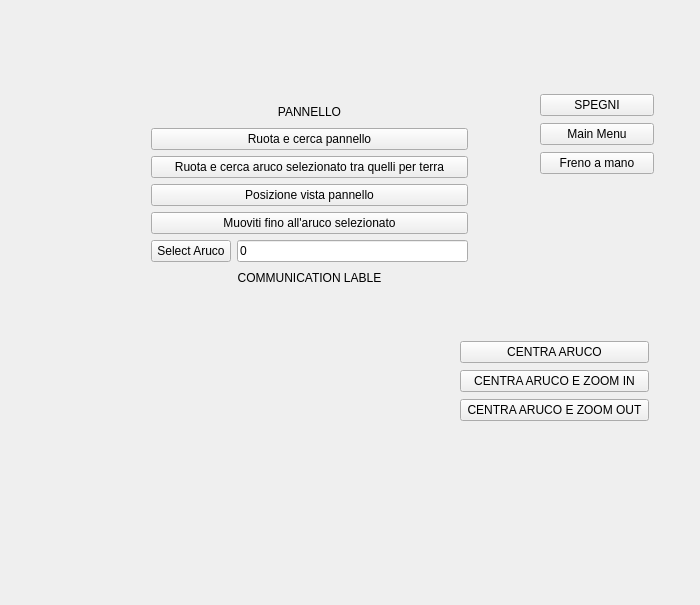
First picture: the form in QT/screen_automazione.ui, repository alma-x/ur3-control, before the edit.
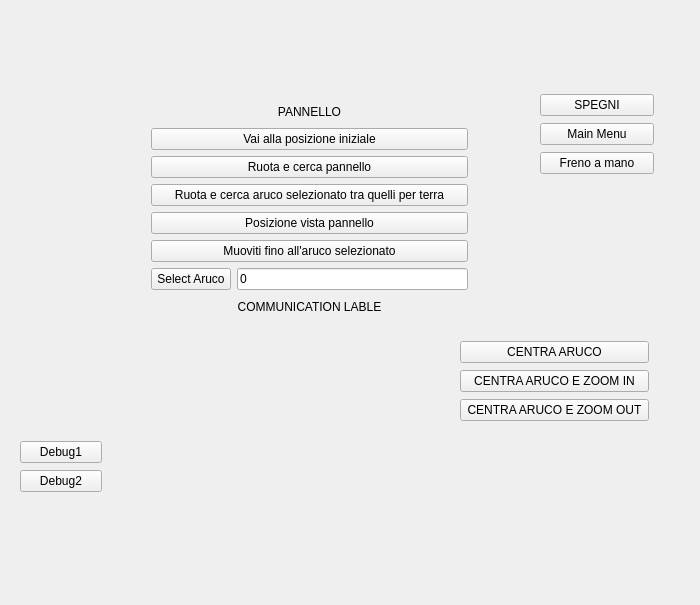
Second picture: the form after the edit.

What changed in the file:
```diff
--- a/QT/screen_automazione.ui
+++ b/QT/screen_automazione.ui
@@ -58,7 +58,7 @@
      <x>151</x>
      <y>101</y>
      <width>317</width>
-     <height>187</height>
+     <height>216</height>
     </rect>
    </property>
    <layout class="QVBoxLayout" name="verticalLayout_2">
@@ -72,6 +72,13 @@
       </property>
      </widget>
     </item>
+    <item>
+     <widget class="QPushButton" name="pushButton_12">
+      <property name="text">
+       <string>Vai alla posizione iniziale</string>
+      </property>
+     </widget>
+    </item>
     <item>
      <widget class="QPushButton" name="pushButton_8">
       <property name="text">
@@ -140,7 +147,7 @@
     </item>
    </layout>
   </widget>
-  <widget class="QWidget" name="">
+  <widget class="QWidget" name="layoutWidget">
    <property name="geometry">
     <rect>
      <x>460</x>
@@ -173,6 +180,32 @@
     </item>
    </layout>
   </widget>
+  <widget class="QWidget" name="">
+   <property name="geometry">
+    <rect>
+     <x>20</x>
+     <y>440</y>
+     <width>82</width>
+     <height>54</height>
+    </rect>
+   </property>
+   <layout class="QVBoxLayout" name="verticalLayout_4">
+    <item>
+     <widget class="QPushButton" name="pushButton_13">
+      <property name="text">
+       <string>Debug1</string>
+      </property>
+     </widget>
+    </item>
+    <item>
+     <widget class="QPushButton" name="pushButton_14">
+      <property name="text">
+       <string>Debug2</string>
+      </property>
+     </widget>
+    </item>
+   </layout>
+  </widget>
  </widget>
  <resources/>
  <connections>
```
Left out of the diff: 69 changed lines with no effect on the pictures.
